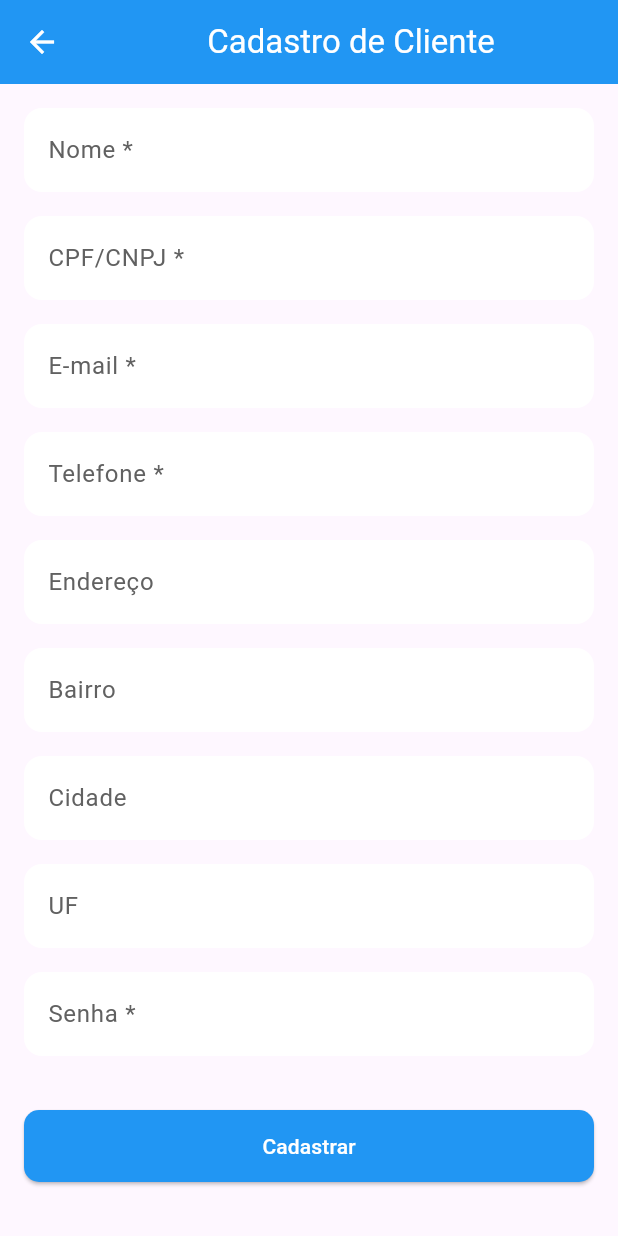
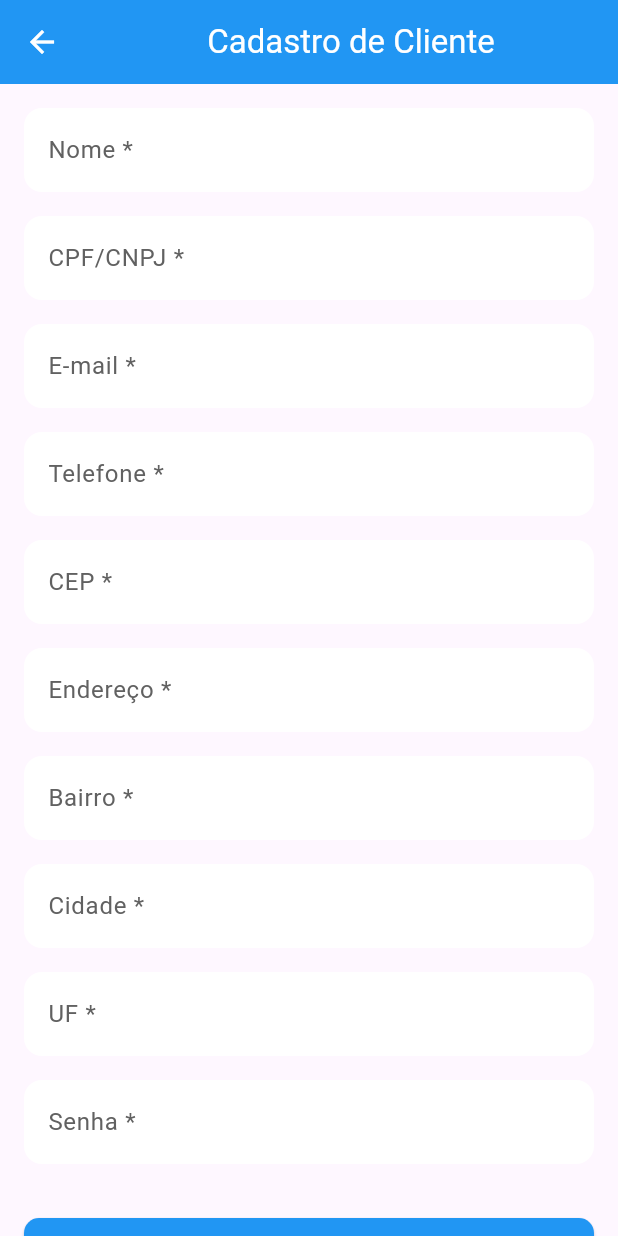
Before and after one commit to NataDias04/AppVendas, a Flutter app: the TelaCadastroCliente screen opened by its route, on a phone screen of 412 x 824 dp. Run offline on Flutter 3.47's test engine with Material 3 defaults, Android fonts, the phone set to English and light mode, and no system bars; accounts and stored records are empty.

Commit message:
cadastrar-cliente-correcao

```diff
--- a/lib/telas/cliente/tela_cliente.dart
+++ b/lib/telas/cliente/tela_cliente.dart
@@ -1,5 +1,5 @@
 import 'package:flutter/material.dart';
-import '../../modelos/usuario.dart';
+import '../../modelos/cliente.dart';
 
 class TelaCadastroCliente extends StatefulWidget {
   const TelaCadastroCliente({super.key});
@@ -13,6 +13,7 @@ class _TelaCadastroClienteState extends State<TelaCadastroCliente> {
   final TextEditingController _cpfCnpjController = TextEditingController();
   final TextEditingController _emailController = TextEditingController();
   final TextEditingController _telefoneController = TextEditingController();
+  final TextEditingController _cepController = TextEditingController();
   final TextEditingController _enderecoController = TextEditingController();
   final TextEditingController _bairroController = TextEditingController();
   final TextEditingController _cidadeController = TextEditingController();
@@ -39,13 +40,14 @@ class _TelaCadastroClienteState extends State<TelaCadastroCliente> {
     final cpfCnpj = _cpfCnpjController.text;
     final email = _emailController.text;
     final telefone = _telefoneController.text;
+    final cep = _cepController.text;
     final endereco = _enderecoController.text;
     final bairro = _bairroController.text;
     final cidade = _cidadeController.text;
     final uf = _ufController.text;
     final senha = _senhaController.text;
 
-    if (nome.isEmpty || cpfCnpj.isEmpty || email.isEmpty || telefone.isEmpty || senha.isEmpty) {
+    if (nome.isEmpty || cpfCnpj.isEmpty || email.isEmpty || telefone.isEmpty || cep.isEmpty || endereco.isEmpty || bairro.isEmpty || cidade.isEmpty || uf.isEmpty || senha.isEmpty) {
       setState(() {
         _mensagemErro = 'Todos os campos obrigatórios devem ser preenchidos.';
       });
@@ -73,11 +75,18 @@ class _TelaCadastroClienteState extends State<TelaCadastroCliente> {
       return;
     }
 
-    final novoUsuario = Usuario(
+    final novoCliente = Cliente(
       id: DateTime.now().millisecondsSinceEpoch,
       nome: nome,
-      perfil: 'comum',
-      senha: senha,
+      tipo: 'comum', // O tipo pode ser definido de acordo com a lógica do seu app, como 'comum', 'empresa', etc.
+      cpfCnpj: cpfCnpj,
+      email: email,
+      telefone: telefone,
+      cep: cep,
+      endereco: endereco,
+      bairro: bairro,
+      cidade: cidade,
+      uf: uf,
     );
 
     setState(() {
@@ -88,6 +97,7 @@ class _TelaCadastroClienteState extends State<TelaCadastroCliente> {
     _cpfCnpjController.clear();
     _emailController.clear();
     _telefoneController.clear();
+    _cepController.clear();
     _enderecoController.clear();
     _bairroController.clear();
     _cidadeController.clear();
@@ -117,10 +127,11 @@ class _TelaCadastroClienteState extends State<TelaCadastroCliente> {
             _campoTexto(_cpfCnpjController, 'CPF/CNPJ', obrigatorio: true),
             _campoTexto(_emailController, 'E-mail', obrigatorio: true),
             _campoTexto(_telefoneController, 'Telefone', obrigatorio: true),
-            _campoTexto(_enderecoController, 'Endereço'),
-            _campoTexto(_bairroController, 'Bairro'),
-            _campoTexto(_cidadeController, 'Cidade'),
-            _campoTexto(_ufController, 'UF'),
+            _campoTexto(_cepController, 'CEP', obrigatorio: true),
+            _campoTexto(_enderecoController, 'Endereço', obrigatorio: true),
+            _campoTexto(_bairroController, 'Bairro', obrigatorio: true),
+            _campoTexto(_cidadeController, 'Cidade', obrigatorio: true),
+            _campoTexto(_ufController, 'UF', obrigatorio: true),
             _campoTexto(_senhaController, 'Senha', obscure: true, obrigatorio: true),
 
             const SizedBox(height: 20),
```
Lines whose indentation alone changed are shown as unchanged.
